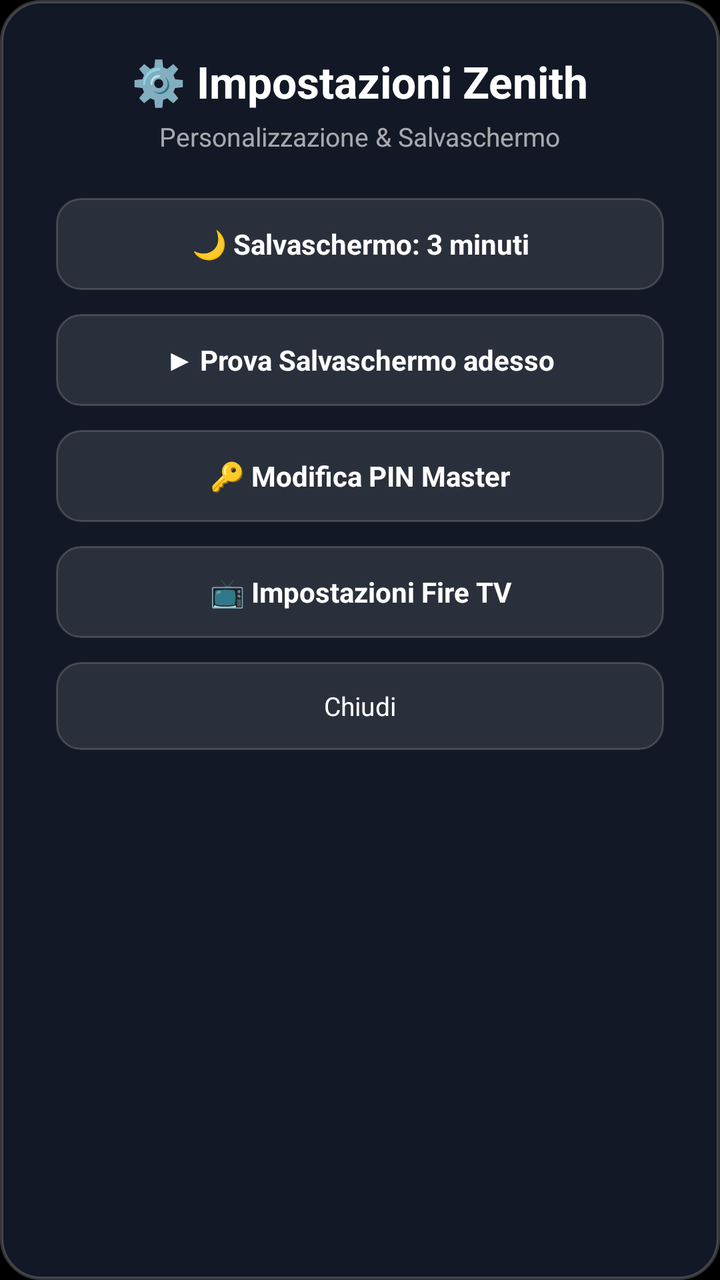
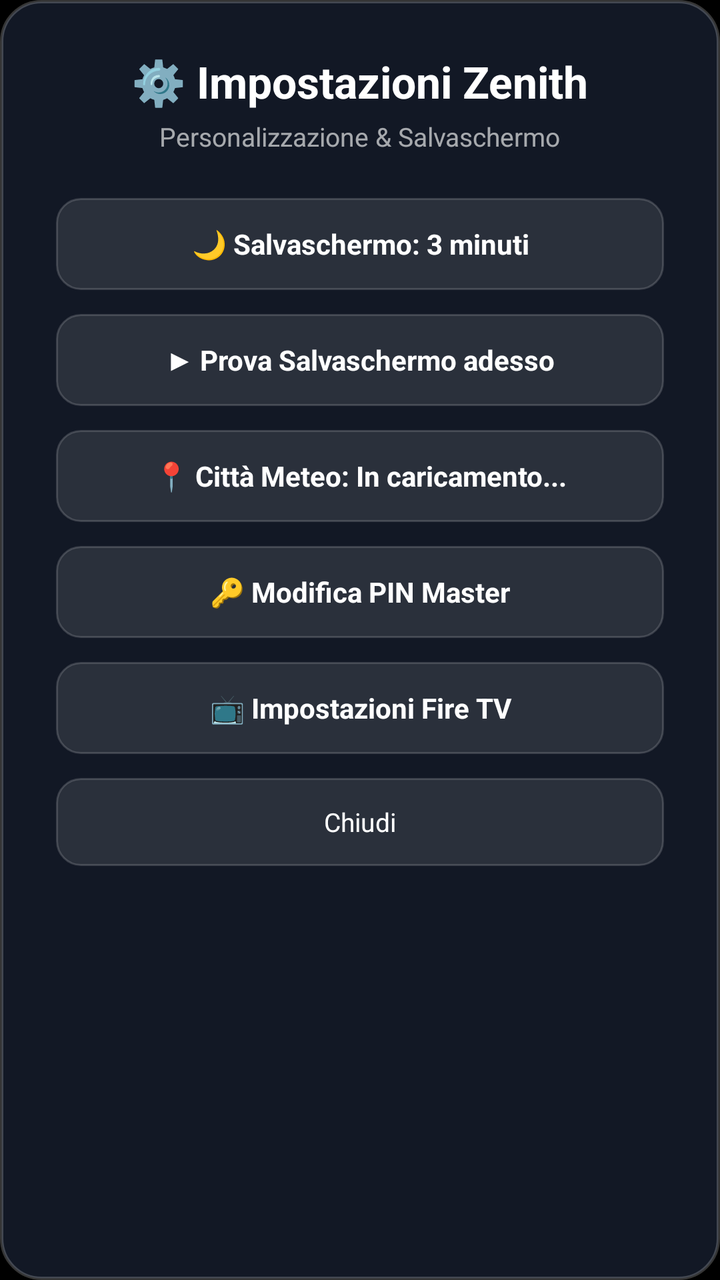

Screens rendered from an Android XML layout before and after an edit, with the pre-edit source and the edit as a unified diff.
<!-- AndroidManifest.xml: application theme Theme.Zenith -->
<!-- res/layout/dialog_settings.xml -->
<?xml version="1.0" encoding="utf-8"?>
<LinearLayout xmlns:android="http://schemas.android.com/apk/res/android"
    android:id="@+id/ll_settings_root"
    android:layout_width="440dp"
    android:layout_height="wrap_content"
    android:layout_gravity="center"
    android:orientation="vertical"
    android:background="@drawable/dialog_background"
    android:paddingStart="28dp"
    android:paddingEnd="28dp"
    android:paddingTop="26dp"
    android:paddingBottom="26dp"
    android:gravity="center_horizontal">

    <TextView
        android:id="@+id/tv_settings_title"
        android:layout_width="wrap_content"
        android:layout_height="wrap_content"
        android:textColor="#FFFFFFFF"
        android:textSize="22sp"
        android:textStyle="bold"
        android:text="⚙️ Impostazioni Zenith" />

    <TextView
        android:id="@+id/tv_settings_subtitle"
        android:layout_width="wrap_content"
        android:layout_height="wrap_content"
        android:layout_marginTop="4dp"
        android:layout_marginBottom="22dp"
        android:textColor="#A0FFFFFF"
        android:textSize="13sp"
        android:text="Personalizzazione &amp; Salvaschermo" />

    
    <TextView
        android:id="@+id/btn_set_screensaver_timeout"
        android:layout_width="match_parent"
        android:layout_height="46dp"
        android:background="@drawable/dialog_button_selector"
        android:focusable="true"
        android:clickable="true"
        android:gravity="center"
        android:text="🌙 Salvaschermo: 3 minuti"
        android:textColor="@color/dialog_button_text_color"
        android:textSize="14sp"
        android:textStyle="bold" />

    
    <TextView
        android:id="@+id/btn_set_screensaver_test"
        android:layout_width="match_parent"
        android:layout_height="46dp"
        android:layout_marginTop="12dp"
        android:background="@drawable/dialog_button_selector"
        android:focusable="true"
        android:clickable="true"
        android:gravity="center"
        android:text="▶ Prova Salvaschermo adesso"
        android:textColor="@color/dialog_button_text_color"
        android:textSize="14sp"
        android:textStyle="bold" />

    
    <TextView
        android:id="@+id/btn_set_change_pin"
        android:layout_width="match_parent"
        android:layout_height="46dp"
        android:layout_marginTop="12dp"
        android:background="@drawable/dialog_button_selector"
        android:focusable="true"
        android:clickable="true"
        android:gravity="center"
        android:text="🔑 Modifica PIN Master"
        android:textColor="@color/dialog_button_text_color"
        android:textSize="14sp"
        android:textStyle="bold" />

    
    <TextView
        android:id="@+id/btn_set_firetv"
        android:layout_width="match_parent"
        android:layout_height="46dp"
        android:layout_marginTop="12dp"
        android:background="@drawable/dialog_button_selector"
        android:focusable="true"
        android:clickable="true"
        android:gravity="center"
        android:text="📺 Impostazioni Fire TV"
        android:textColor="@color/dialog_button_text_color"
        android:textSize="14sp"
        android:textStyle="bold" />

    
    <TextView
        android:id="@+id/btn_set_close"
        android:layout_width="match_parent"
        android:layout_height="44dp"
        android:layout_marginTop="12dp"
        android:background="@drawable/dialog_button_selector"
        android:focusable="true"
        android:clickable="true"
        android:gravity="center"
        android:text="Chiudi"
        android:textColor="@color/dialog_button_text_color"
        android:textSize="13sp" />

</LinearLayout>
<!-- resources referenced by this layout -->
<resources>
  <!-- drawable dialog_background (drawable) -->
  <?xml version="1.0" encoding="utf-8"?>
  <shape xmlns:android="http://schemas.android.com/apk/res/android"
      android:shape="rectangle">
      <corners android:radius="20dp" />
      <solid android:color="#F2141A28" />
      <stroke android:width="1.5dp" android:color="#35FFFFFF" />
  </shape>
  <!-- drawable dialog_button_selector (drawable) -->
  <?xml version="1.0" encoding="utf-8"?>
  <selector xmlns:android="http://schemas.android.com/apk/res/android">
      <item android:state_focused="true">
          <shape android:shape="rectangle">
              <corners android:radius="12dp" />
              <solid android:color="#FFFFFFFF" />
              <stroke android:width="2dp" android:color="#FFFFFFFF" />
          </shape>
      </item>
      <item android:state_pressed="true">
          <shape android:shape="rectangle">
              <corners android:radius="12dp" />
              <solid android:color="#D0FFFFFF" />
          </shape>
      </item>
      <item>
          <shape android:shape="rectangle">
              <corners android:radius="12dp" />
              <solid android:color="#1AFFFFFF" />
              <stroke android:width="1dp" android:color="#2AFFFFFF" />
          </shape>
      </item>
  </selector>
  <style name="Theme.Zenith" parent="@android:style/Theme.NoTitleBar.Fullscreen">
          <item name="android:windowBackground">@android:color/black</item>
          <item name="android:colorBackground">@android:color/black</item>
          <item name="android:textColorPrimary">@color/text_primary</item>
          <item name="android:textColorSecondary">@color/text_secondary</item>
      </style>
  <color name="text_primary">#FFFFFFFF</color>
  <color name="text_secondary">#CCE2D9F3</color>
</resources>

<!-- the commit's change to res/layout/dialog_settings.xml (unified diff, before → after) -->
@@ -62,6 +62,21 @@
 
     
     <TextView
+        android:id="@+id/btn_set_weather_city"
+        android:layout_width="match_parent"
+        android:layout_height="46dp"
+        android:layout_marginTop="12dp"
+        android:background="@drawable/dialog_button_selector"
+        android:focusable="true"
+        android:clickable="true"
+        android:gravity="center"
+        android:text="📍 Città Meteo: In caricamento..."
+        android:textColor="@color/dialog_button_text_color"
+        android:textSize="14sp"
+        android:textStyle="bold" />
+
+    
+    <TextView
         android:id="@+id/btn_set_change_pin"
         android:layout_width="match_parent"
         android:layout_height="46dp"
